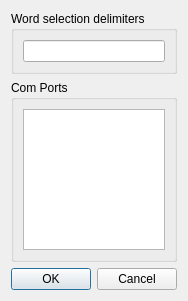
The window that ComBombGui/configdialog.ui (cdesjardins/ComBomb) describes before a commit, drawn with Qt 5.
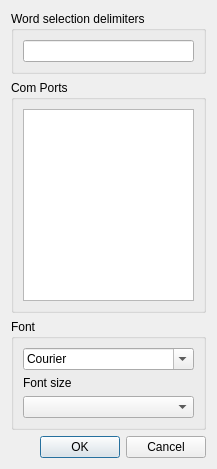
The same window after the commit. Icons and pictures are not drawn. Custom widgets are drawn as their Qt base class.

Commit message: Add font config options

Patch:
```diff
--- a/ComBombGui/configdialog.ui
+++ b/ComBombGui/configdialog.ui
@@ -7,7 +7,7 @@
     <x>0</x>
     <y>0</y>
     <width>174</width>
-    <height>301</height>
+    <height>469</height>
    </rect>
   </property>
   <property name="windowTitle">
@@ -18,6 +18,18 @@
     <normaloff>:/images/ComBomb16.png</normaloff>:/images/ComBomb16.png</iconset>
   </property>
   <layout class="QGridLayout" name="gridLayout">
+   <item row="1" column="0">
+    <widget class="QGroupBox" name="groupBox_2">
+     <property name="title">
+      <string>Com Ports</string>
+     </property>
+     <layout class="QVBoxLayout" name="verticalLayout_2">
+      <item>
+       <widget class="CBListWidget" name="comPortsList"/>
+      </item>
+     </layout>
+    </widget>
+   </item>
    <item row="0" column="0">
     <widget class="QGroupBox" name="groupBox">
      <property name="title">
@@ -30,7 +42,7 @@
      </layout>
     </widget>
    </item>
-   <item row="2" column="0">
+   <item row="3" column="0">
     <widget class="QDialogButtonBox" name="buttonBox">
      <property name="orientation">
       <enum>Qt::Horizontal</enum>
@@ -40,14 +52,37 @@
      </property>
     </widget>
    </item>
-   <item row="1" column="0">
-    <widget class="QGroupBox" name="groupBox_2">
+   <item row="2" column="0">
+    <widget class="QGroupBox" name="groupBox_3">
      <property name="title">
-      <string>Com Ports</string>
+      <string>Font</string>
      </property>
-     <layout class="QVBoxLayout" name="verticalLayout_2">
+     <layout class="QVBoxLayout" name="verticalLayout_3">
       <item>
-       <widget class="CBListWidget" name="comPortsList"/>
+       <widget class="QFontComboBox" name="fontComboBox">
+        <property name="fontFilters">
+         <set>QFontComboBox::MonospacedFonts</set>
+        </property>
+        <property name="currentFont">
+         <font>
+          <family>Courier</family>
+         </font>
+        </property>
+       </widget>
+      </item>
+      <item>
+       <widget class="QLabel" name="label">
+        <property name="text">
+         <string>Font size</string>
+        </property>
+       </widget>
+      </item>
+      <item>
+       <widget class="CBComboBox" name="fontSizeComboBox">
+        <property name="currentText">
+         <string/>
+        </property>
+       </widget>
       </item>
      </layout>
     </widget>
@@ -55,6 +90,11 @@
   </layout>
  </widget>
  <customwidgets>
+  <customwidget>
+   <class>CBComboBox</class>
+   <extends>QComboBox</extends>
+   <header>cbcombobox.h</header>
+  </customwidget>
   <customwidget>
    <class>CBListWidget</class>
    <extends>QListWidget</extends>
```
The commit also changes 7 other files.
